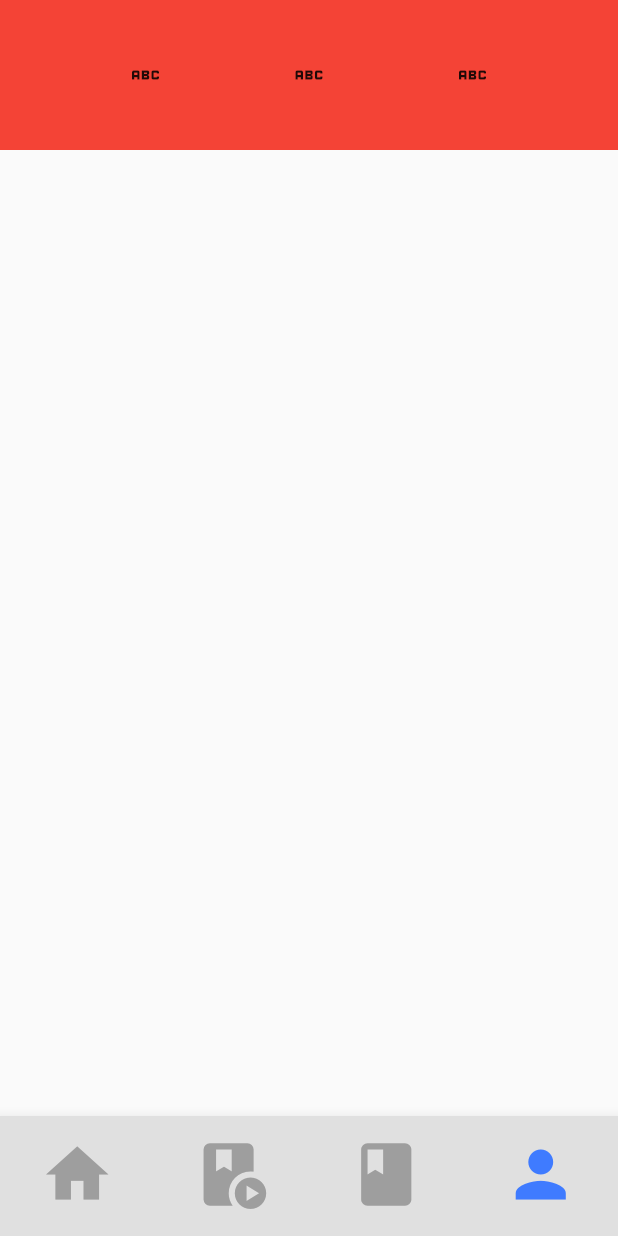
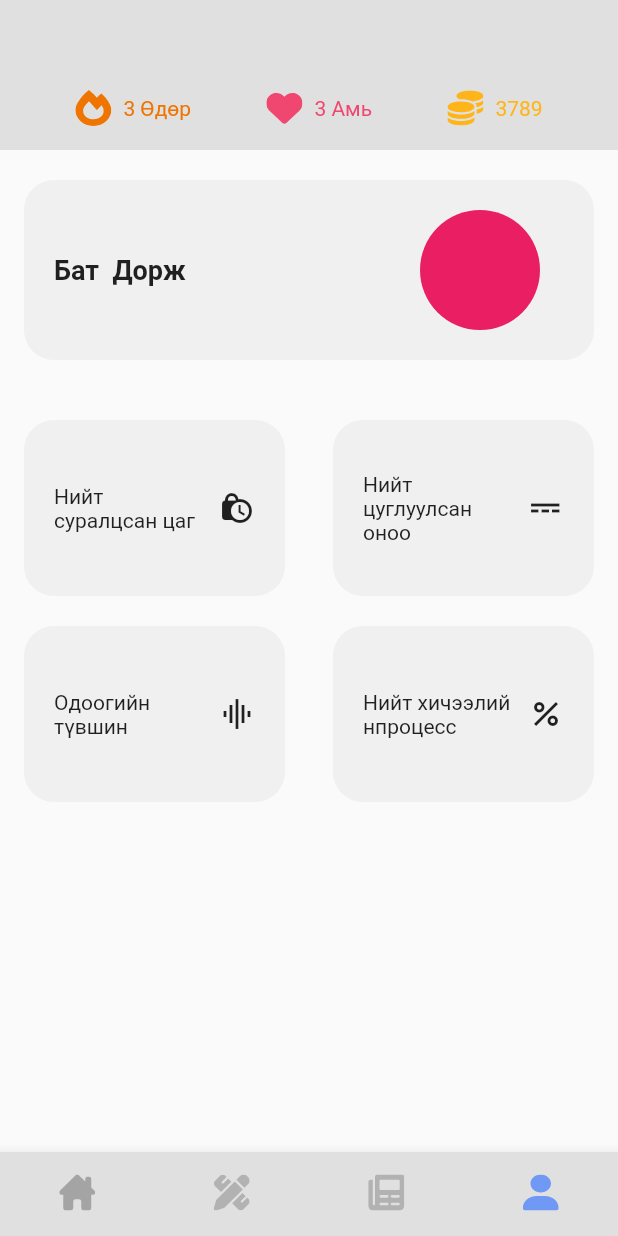
Before and after one commit to bmbdlm/mgl_transcript, a Flutter app: the MainScreen screen opened directly, item 4 of the bottom bar chosen, on a phone screen of 412 x 824 dp. Run offline on Flutter 3.47's test engine with Material 2 defaults, Android fonts, the phone set to English and light mode, and no system bars; our stand-ins replace flutter_svg; project files that could hold a hidden picture were left out.

Commit message:
app bar init

```diff
--- a/mgl_app/lib/screens/main_screen.dart
+++ b/mgl_app/lib/screens/main_screen.dart
@@ -22,24 +22,51 @@ class _MainScreenState extends State<MainScreen> {
     ExamScreen(),
     ProfileScreen(),
   ];
-  final _bnItem = const [
-    //  TODO : Add the bottom navigation items here
-    // BottomNavigationBarItem(
-    //     icon: SizedBox(
-    //       height: 24.0,
-    //       width: 24.0,
-    //       child: SvgPicture.asset(
-    //         'assets/svgs/pen-solid.svg',
-    //         color: Colors.red,
-    //       ),
-    //     ),
-    //     label: ''),
-    BottomNavigationBarItem(icon: Icon(Icons.home), label: ''),
-    BottomNavigationBarItem(icon: Icon(Icons.play_lesson), label: ''),
+  List<BottomNavigationBarItem> _bnItem(currentIndex) => [
+        //  TODO : Add the bottom navigation items here
+        BottomNavigationBarItem(
+            icon: SizedBox(
+              height: 24.0,
+              width: 24.0,
+              child: SvgPicture.asset(
+                'assets/svgs/Vector.svg',
+                color: currentIndex == 0 ? kPrimaryColor : Colors.grey,
+              ),
+            ),
+            label: ''),
+        // BottomNavigationBarItem(icon: Icon(Icons.home), label: ''),
+        BottomNavigationBarItem(
+            icon: SizedBox(
+              height: 24.0,
+              width: 24.0,
+              child: SvgPicture.asset(
+                'assets/svgs/pen_ruler.svg',
+                color: currentIndex == 1 ? kPrimaryColor : Colors.grey,
+              ),
+            ),
+            label: ''),
 
-    BottomNavigationBarItem(icon: Icon(Icons.book), label: ''),
-    BottomNavigationBarItem(icon: Icon(Icons.person), label: ''),
-  ];
+        BottomNavigationBarItem(
+            icon: SizedBox(
+              height: 24.0,
+              width: 24.0,
+              child: SvgPicture.asset(
+                'assets/svgs/Vector-2.svg',
+                color: currentIndex == 2 ? kPrimaryColor : Colors.grey,
+              ),
+            ),
+            label: ''),
+        BottomNavigationBarItem(
+            icon: SizedBox(
+              height: 24.0,
+              width: 24.0,
+              child: SvgPicture.asset(
+                'assets/svgs/user.svg',
+                color: currentIndex == 3 ? kPrimaryColor : Colors.grey,
+              ),
+            ),
+            label: ''),
+      ];
   void changeIndex(int index) {
     setState(() {
       _currentIndex = index;
@@ -53,14 +80,61 @@ class _MainScreenState extends State<MainScreen> {
         preferredSize: const Size(double.infinity, 100.0),
         child: Container(
           height: 100.0,
-          color: Colors.red,
-          child: Row(
-              mainAxisAlignment: MainAxisAlignment.spaceEvenly,
-              children: const [
-                Icon(Icons.abc),
-                Icon(Icons.abc),
-                Icon(Icons.abc),
-              ]),
+          color: const Color(0xFFE0E0E0),
+          child: Padding(
+            padding: const EdgeInsets.only(bottom: 16.0),
+            child: Row(
+                mainAxisAlignment: MainAxisAlignment.spaceEvenly,
+                crossAxisAlignment: CrossAxisAlignment.end,
+                children: [
+                  Row(
+                    children: [
+                      SizedBox(
+                        height: 24.0,
+                        width: 24.0,
+                        child: SvgPicture.asset(
+                          'assets/svgs/fire-solid 1.svg',
+                          color: const Color(0xffEF7400),
+                        ),
+                      ),
+                      const SizedBox(width: 8.0),
+                      const Text('3 Өдөр',
+                          style:
+                              const TextStyle(color: const Color(0xffEF7400))),
+                    ],
+                  ),
+                  Row(
+                    children: [
+                      SizedBox(
+                        height: 24.0,
+                        width: 24.0,
+                        child: SvgPicture.asset(
+                          'assets/svgs/heart-solid 1.svg',
+                          color: const Color(0xFFEF476F),
+                        ),
+                      ),
+                      const SizedBox(width: 8.0),
+                      const Text('3 Амь',
+                          style: TextStyle(color: Color(0xFFEF476F))),
+                    ],
+                  ),
+                  Row(
+                    children: [
+                      SizedBox(
+                        height: 24.0,
+                        width: 24.0,
+                        child: SvgPicture.asset(
+                          'assets/svgs/coins-solid 1.svg',
+                          color: const Color(0xFFFFB51A),
+                        ),
+                      ),
+                      const SizedBox(width: 8.0),
+                      const Text('3789',
+                          style: const TextStyle(color: Color(0xFFFFB51A))),
+                    ],
+                  ),
+                ]),
+          ),
         ),
       ),
       body: _screens[_currentIndex],
@@ -73,7 +147,7 @@ class _MainScreenState extends State<MainScreen> {
         showSelectedLabels: false,
         showUnselectedLabels: false,
         iconSize: 50,
-        items: _bnItem,
+        items: _bnItem(_currentIndex),
         type: BottomNavigationBarType.fixed,
       ),
     );
--- a/mgl_app/lib/screens/profile_screen.dart
+++ b/mgl_app/lib/screens/profile_screen.dart
@@ -5,6 +5,101 @@ class ProfileScreen extends StatelessWidget {
 
   @override
   Widget build(BuildContext context) {
-    return Container();
+    return Scaffold(
+      body: SingleChildScrollView(
+        child: Column(
+          children: [
+            Container(
+              margin: const EdgeInsets.only(top: 20, left: 16.0, right: 16.0),
+              padding: const EdgeInsets.all(20),
+              decoration: BoxDecoration(
+                borderRadius: BorderRadius.circular(20),
+                color: const Color.fromRGBO(229, 229, 229, 0.5),
+              ),
+              child: Row(
+                mainAxisAlignment: MainAxisAlignment.spaceBetween,
+                children: [
+                  Column(
+                    children: [
+                      Text(
+                        'Бат  Дорж',
+                        style: const TextStyle(
+                            fontWeight: FontWeight.bold, fontSize: 18.0),
+                      ),
+                    ],
+                  ),
+                  Container(
+                    margin: const EdgeInsets.only(right: 16.0),
+                    height: 80,
+                    width: 80,
+                    decoration: const BoxDecoration(
+                      shape: BoxShape.circle,
+                      color: Colors.pink,
+                    ),
+                  )
+                ],
+              ),
+            ),
+            const SizedBox(height: 20),
+            GridView.count(
+              shrinkWrap: true,
+              crossAxisCount: 2,
+              childAspectRatio: 9 / 6,
+              children: [
+                StatisticWidget(
+                  text: 'Нийт суралцсан цаг',
+                  svgPath: Icons.lock_clock,
+                ),
+                StatisticWidget(
+                  text: 'Нийт цуглуулсан оноо',
+                  svgPath: Icons.power_input,
+                ),
+                StatisticWidget(
+                  text: 'Одоогийн түвшин',
+                  svgPath: Icons.graphic_eq_outlined,
+                ),
+                StatisticWidget(
+                  text: 'Нийт хичээлийнпроцесс',
+                  svgPath: Icons.percent,
+                ),
+              ],
+            )
+          ],
+        ),
+      ),
+    );
   }
 }
+
+class StatisticWidget extends StatelessWidget {
+  final String text;
+  final IconData svgPath;
+
+  const StatisticWidget({
+    Key? key,
+    required this.text,
+    required this.svgPath,
+  }) : super(key: key);
+
+  @override
+  Widget build(BuildContext context) {
+    return Container(
+      margin: const EdgeInsets.only(top: 20, left: 16.0, right: 16.0),
+      padding: const EdgeInsets.all(20),
+      decoration: BoxDecoration(
+        borderRadius: BorderRadius.circular(20),
+        color: const Color.fromRGBO(229, 229, 229, 0.5),
+      ),
+      child: Row(
+        mainAxisSize: MainAxisSize.min,
+        children: [
+          Flexible(
+            child: Text(text),
+          ),
+          const SizedBox(width: 8.0),
+          Icon(svgPath)
+        ],
+      ),
+    );
+  }
+}
```
Also changed, not shown: mgl_app/assets/svgs/4711165-ai 1.svg (added), mgl_app/assets/svgs/Vector-1.svg (added), mgl_app/assets/svgs/Vector-2.svg (added), mgl_app/assets/svgs/Vector.svg (added), mgl_app/assets/svgs/at-solid 1.svg (added), mgl_app/assets/svgs/circle-play-solid 8.svg (added), mgl_app/assets/svgs/coins-solid 1.svg (added), mgl_app/assets/svgs/fire-solid 1.svg (added), mgl_app/assets/svgs/heart-solid 1.svg (added), mgl_app/assets/svgs/lock-solid 2.svg (added), mgl_app/assets/svgs/pen_ruler.svg (added), mgl_app/assets/svgs/user.svg (added).
